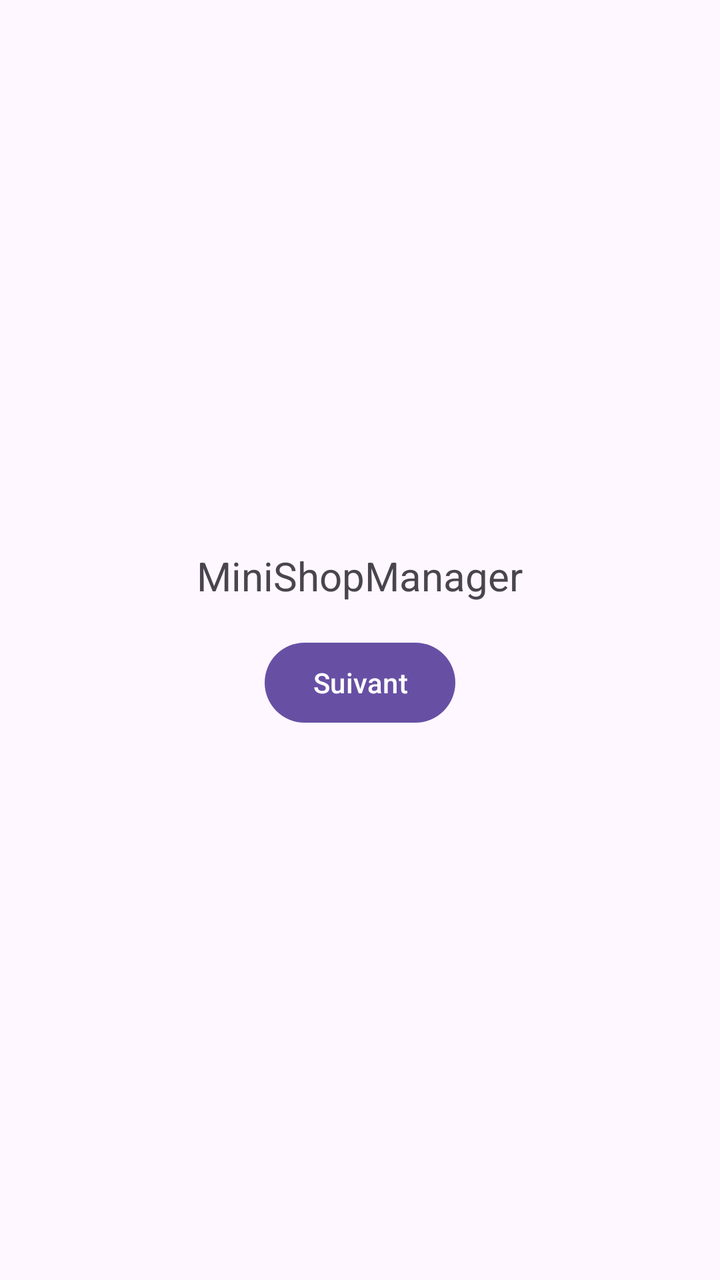
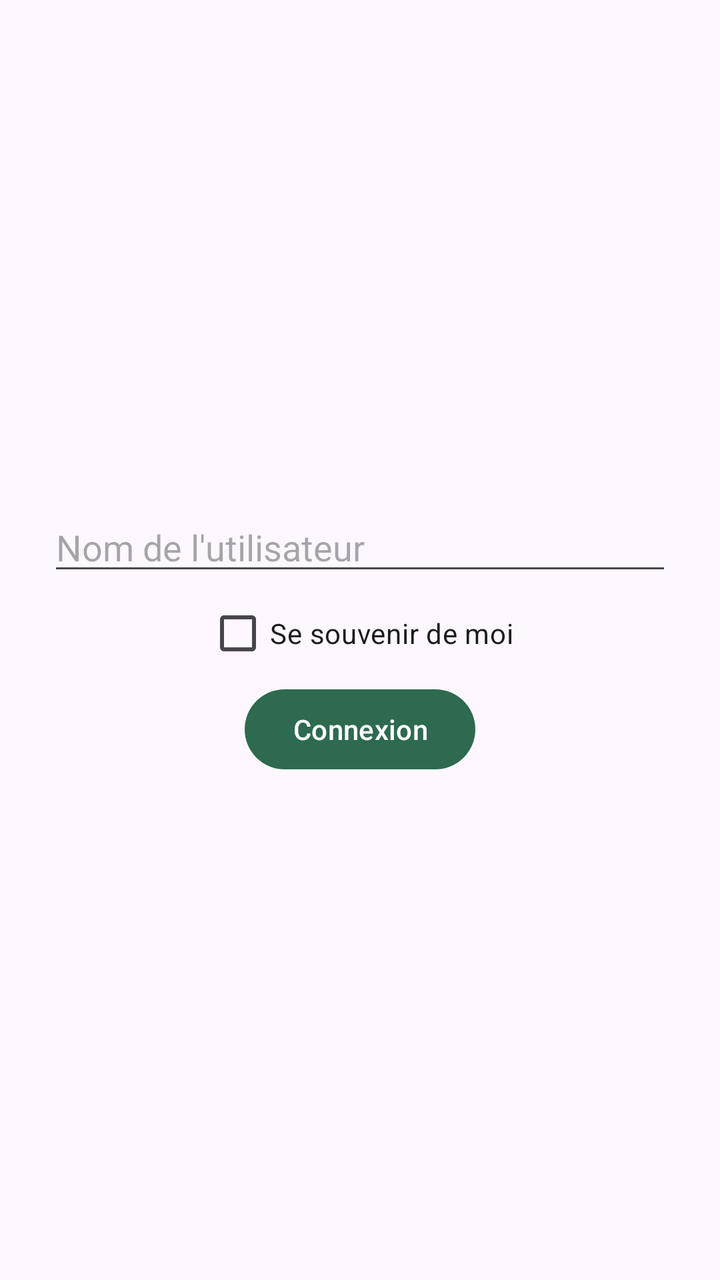

Compare the two renders of this Android layout. The source of the first and the diff that turns it into the second are given below.
<!-- AndroidManifest.xml: application theme Theme.MiniShopManager -->
<!-- res/layout/activity_main.xml -->
<?xml version="1.0" encoding="utf-8"?>
<LinearLayout xmlns:android="http://schemas.android.com/apk/res/android"
    android:layout_width="match_parent"
    android:layout_height="match_parent"
    android:orientation="vertical"
    android:gravity="center"
    android:padding="16dp">

    <TextView
        android:id="@+id/tvName"
        android:layout_width="wrap_content"
        android:layout_height="wrap_content"
        android:paddingBottom="16dp"
        android:text="MiniShopManager"
        android:textSize="20sp" />

    <Button
        android:id="@+id/btnNext"
        android:layout_width="wrap_content"
        android:layout_height="wrap_content"
        android:text="Suivant" />

</LinearLayout>
<!-- resources referenced by this layout -->
<resources>
  <style name="Theme.MiniShopManager" parent="Base.Theme.MiniShopManager" />
  <style name="Base.Theme.MiniShopManager" parent="Theme.Material3.DayNight.NoActionBar">
          
          
      </style>
</resources>

<!-- the commit's change to res/layout/activity_main.xml (unified diff, before → after) -->
@@ -1,23 +1,27 @@
 <?xml version="1.0" encoding="utf-8"?>
 <LinearLayout xmlns:android="http://schemas.android.com/apk/res/android"
+    android:orientation="vertical"
+    android:padding="24dp"
+    android:gravity="center"
     android:layout_width="match_parent"
-    android:layout_height="match_parent"
-    android:orientation="vertical"
-    android:gravity="center"
-    android:padding="16dp">
+    android:layout_height="match_parent">
 
-    <TextView
-        android:id="@+id/tvName"
+    <EditText
+        android:id="@+id/etUserName"
+        android:hint="Nom de l'utilisateur"
+        android:layout_width="match_parent"
+        android:layout_height="wrap_content" />
+
+    <CheckBox
+        android:id="@+id/cbRemember"
+        android:text="Se souvenir de moi"
         android:layout_width="wrap_content"
-        android:layout_height="wrap_content"
-        android:paddingBottom="16dp"
-        android:text="MiniShopManager"
-        android:textSize="20sp" />
+        android:layout_height="wrap_content" />
 
     <Button
-        android:id="@+id/btnNext"
+        android:id="@+id/btnLogin"
+        android:text="Connexion"
         android:layout_width="wrap_content"
-        android:layout_height="wrap_content"
-        android:text="Suivant" />
+        android:layout_height="wrap_content" />
 
 </LinearLayout>
<!-- resource entries referenced after the edit -->
@@ -2,8 +2,10 @@
 <resources>
   <style name="Theme.MiniShopManager" parent="Base.Theme.MiniShopManager" />
   <style name="Base.Theme.MiniShopManager" parent="Theme.Material3.DayNight.NoActionBar">
-          
-          
+          <item name="colorPrimary">#2D6A4F</item>
+          <item name="colorOnPrimary">#FFFFFF</item>
+          <item name="android:statusBarColor">#2D6A4F</item>
+          <item name="android:windowLightStatusBar">false</item>
       </style>
 </resources>
 
